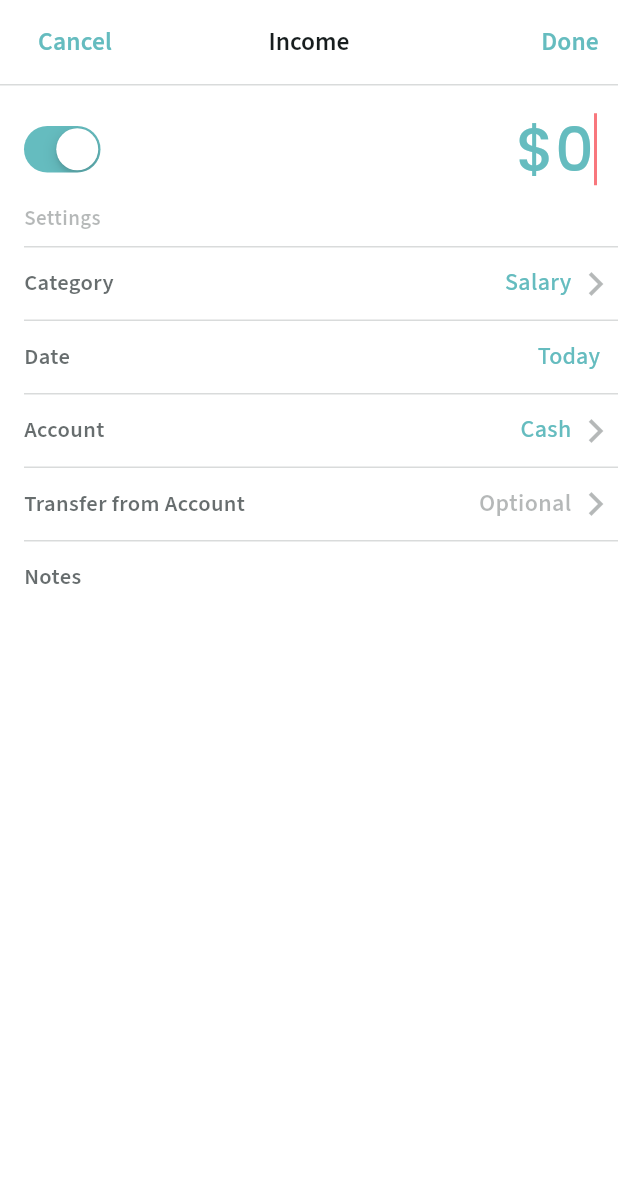
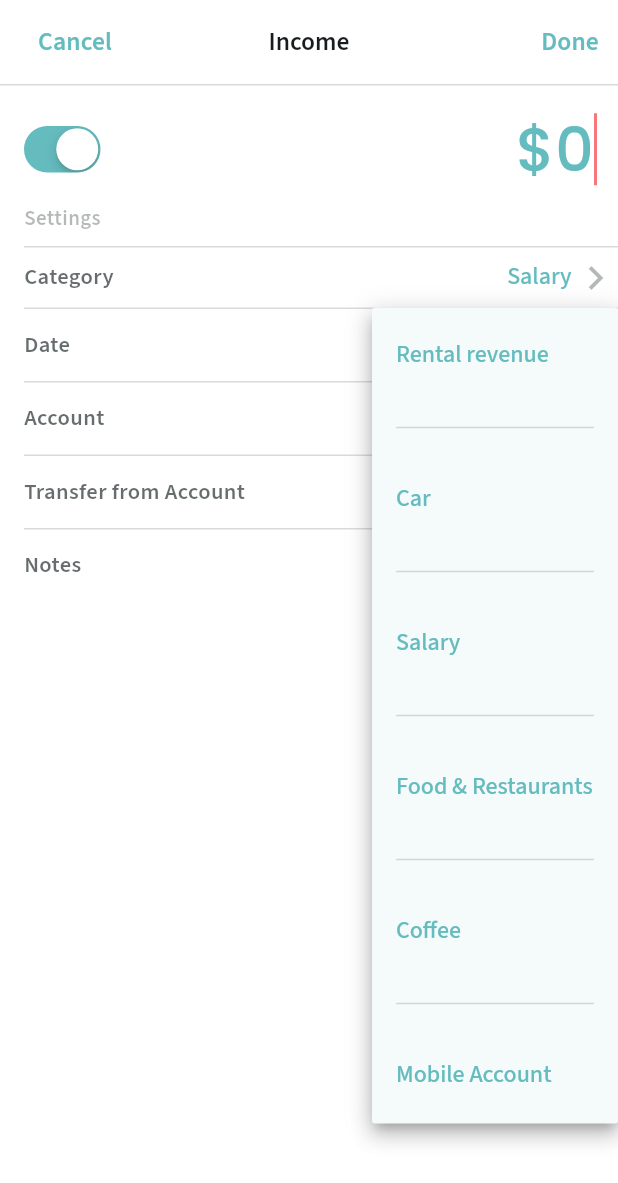
Before and after one commit to CherednychenkoIhor/cash_new_revenue, a Flutter app: the screen it shows after launch, after a tap on "Salary", on a phone screen of 412 x 824 dp. Shown: the top 1183 px of the screen. Run offline on Flutter 3.47's test engine with Material 2 defaults, Android fonts, the phone set to English and light mode, and no system bars; drawn by our look-alikes of dropdown_button2; our stand-ins replace google_fonts.

Commit message:
explored DropdownButton, DropdownButton2, some refactoring files

```diff
--- a/lib/utils/fonts.dart
+++ b/lib/utils/fonts.dart
@@ -2,14 +2,11 @@ import 'package:flutter/material.dart';
 import 'package:google_fonts/google_fonts.dart';
 import 'package:cash_new_revenue/utils/colors.dart';
 
-TextStyle sfProText17 = GoogleFonts.sourceSansPro(
-    fontSize: 17, fontWeight: FontWeight.w600, color: primary);
-
-TextStyle sfProText25 = GoogleFonts.sourceSansPro(
-    fontSize: 25, fontWeight: FontWeight.w600, color: number);
-
 TextStyle sfProText10 = GoogleFonts.sourceSansPro(
     fontSize: 10, fontWeight: FontWeight.w600, color: number);
+
+TextStyle sfProText14 = GoogleFonts.sourceSansPro(
+    fontSize: 14, fontWeight: FontWeight.w600, color: optionalColor);
 
 TextStyle sfProText15 = GoogleFonts.sourceSansPro(
     fontSize: 15, fontWeight: FontWeight.w600, color: settingsColor);
@@ -17,6 +14,15 @@ TextStyle sfProText15 = GoogleFonts.sourceSansPro(
 TextStyle sfProText16 = GoogleFonts.sourceSansPro(
     fontSize: 16, fontWeight: FontWeight.w500, color: primary);
 
+TextStyle sfProText17 = GoogleFonts.sourceSansPro(
+    fontSize: 17, fontWeight: FontWeight.w600, color: primary);
+
+TextStyle sfProText17WC =
+    GoogleFonts.sourceSansPro(fontSize: 17, fontWeight: FontWeight.w600);
+
+TextStyle sfProText25 = GoogleFonts.sourceSansPro(
+    fontSize: 25, fontWeight: FontWeight.w600, color: number);
+
 BoxDecoration boxDecoration = BoxDecoration(
   color: colorDecorationBox,
   shape: BoxShape.rectangle,
--- a/lib/utils/string.dart
+++ b/lib/utils/string.dart
@@ -22,3 +22,14 @@ const String underNumber6 = 'M N O';
 const String underNumber7 = 'P G R S';
 const String underNumber8 = 'T U V';
 const String underNumber9 = 'W X Y Z';
+
+String? selectedValue;
+
+final List<String> items = [
+  'Rental revenue',
+  'Car',
+  'Salary',
+  'Food & Restaurants',
+  'Coffee',
+  'Mobile Account',
+];
--- a/lib/widgets/home_page.dart
+++ b/lib/widgets/home_page.dart
@@ -7,8 +7,8 @@ import 'package:cash_new_revenue/widgets/numbers.dart';
 import 'package:cash_new_revenue/utils/colors.dart';
 import 'package:cash_new_revenue/utils/const.dart';
 import 'package:cash_new_revenue/widgets/switch.dart';
+import 'package:dropdown_button2/dropdown_button2.dart';
 import 'package:flutter/material.dart';
-import 'package:google_fonts/google_fonts.dart';
 
 class HomePage extends StatefulWidget {
   const HomePage({Key? key}) : super(key: key);
@@ -39,12 +39,7 @@ class _HomePageState extends State<HomePage> {
         centerTitle: true,
         title: Text(
           isOn ? income : expense,
-          style: GoogleFonts.sourceSansPro(
-            textStyle: const TextStyle(
-              fontSize: 17,
-              fontWeight: FontWeight.w600,
-            ),
-          ),
+          style: sfProText17WC,
         ),
         actions: [
           TextButton(
@@ -67,13 +62,7 @@ class _HomePageState extends State<HomePage> {
                   child: Text(
                     settings,
                     textAlign: TextAlign.end,
-                    style: GoogleFonts.sourceSansPro(
-                      textStyle: const TextStyle(
-                        fontSize: 14,
-                        fontWeight: FontWeight.w600,
-                        color: optionalColor,
-                      ),
-                    ),
+                    style: sfProText14,
                   ),
                 ),
               ],
@@ -89,21 +78,28 @@ class _HomePageState extends State<HomePage> {
                 Row(
                   mainAxisAlignment: MainAxisAlignment.end,
                   children: [
-                    GestureDetector(
-                      onTap: () {},
-                      child: Text(
-                        isOn ? salary : food,
-                        textAlign: TextAlign.end,
-                        style: sfProText16,
-                      ),
-                    ),
                     SizedBox(
-                      width: 31,
-                      child: IconButton(
-                        onPressed: () {},
-                        icon: navigNext,
-                        padding: const EdgeInsets.only(top: 4, bottom: 4),
-                        tooltip: category,
+                      child: DropdownButtonHideUnderline(
+                        child: DropdownButton2(
+                          hint: Text(
+                            isOn ? salary : food,
+                            style: sfProText16,
+                          ),
+                          style: sfProText17,
+                          icon: navigNext,
+                          items: _addDividersAfterItems(items),
+                          customItemsHeights: _getCustomItemsHeights(),
+                          value: selectedValue,
+                          onChanged: (value) {
+                            setState(() {
+                              selectedValue = value as String;
+                            });
+                          },
+                          alignment: AlignmentDirectional.centerEnd,
+                          buttonHeight: 40,
+                          buttonWidth: 162,
+                          dropdownWidth: 164,
+                        ),
                       ),
                     ),
                   ],
@@ -138,4 +134,43 @@ class _HomePageState extends State<HomePage> {
       ),
     );
   }
+
+  List<DropdownMenuItem<String>> _addDividersAfterItems(List<String> items) {
+    List<DropdownMenuItem<String>> menuItems = [];
+    for (var item in items) {
+      menuItems.addAll(
+        [
+          DropdownMenuItem<String>(
+            value: item,
+            child: Text(
+              item,
+              style: sfProText16
+            ),
+          ),
+          if (item != items.last)
+            const DropdownMenuItem<String>(
+              enabled: false,
+              child: Divider(
+                height: 1,
+                color: dividerColor,
+              ),
+            ),
+        ],
+      );
+    }
+    return menuItems;
+  }
+
+  List<double> _getCustomItemsHeights() {
+    List<double> itemsHeights = [];
+    for (var i = 0; i < (items.length * 2) - 1; i++) {
+      if (i.isEven) {
+        itemsHeights.add(30); //30
+      }
+      if (i.isOdd) {
+        itemsHeights.add(4); //3
+      }
+    }
+    return itemsHeights;
+  }
 }
--- a/pubspec.yaml
+++ b/pubspec.yaml
@@ -37,6 +37,7 @@ dependencies:
   # Use with the CupertinoIcons class for iOS style icons.
   cupertino_icons: ^1.0.2
   google_fonts: ^4.0.1
+  dropdown_button2: ^1.9.2
 
 dev_dependencies:
   flutter_test:
```
Also changed, not shown: lib/settings/salary.dart (deleted, +0 -47 lines), pubspec.lock.
